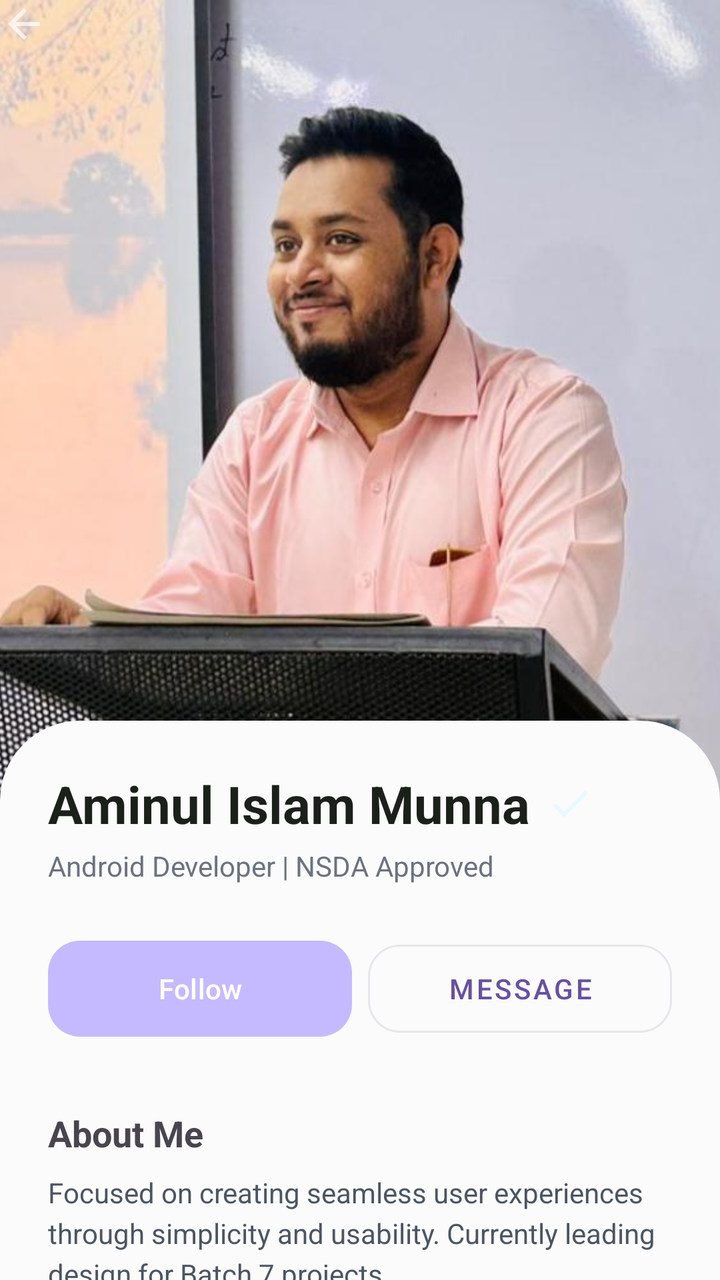
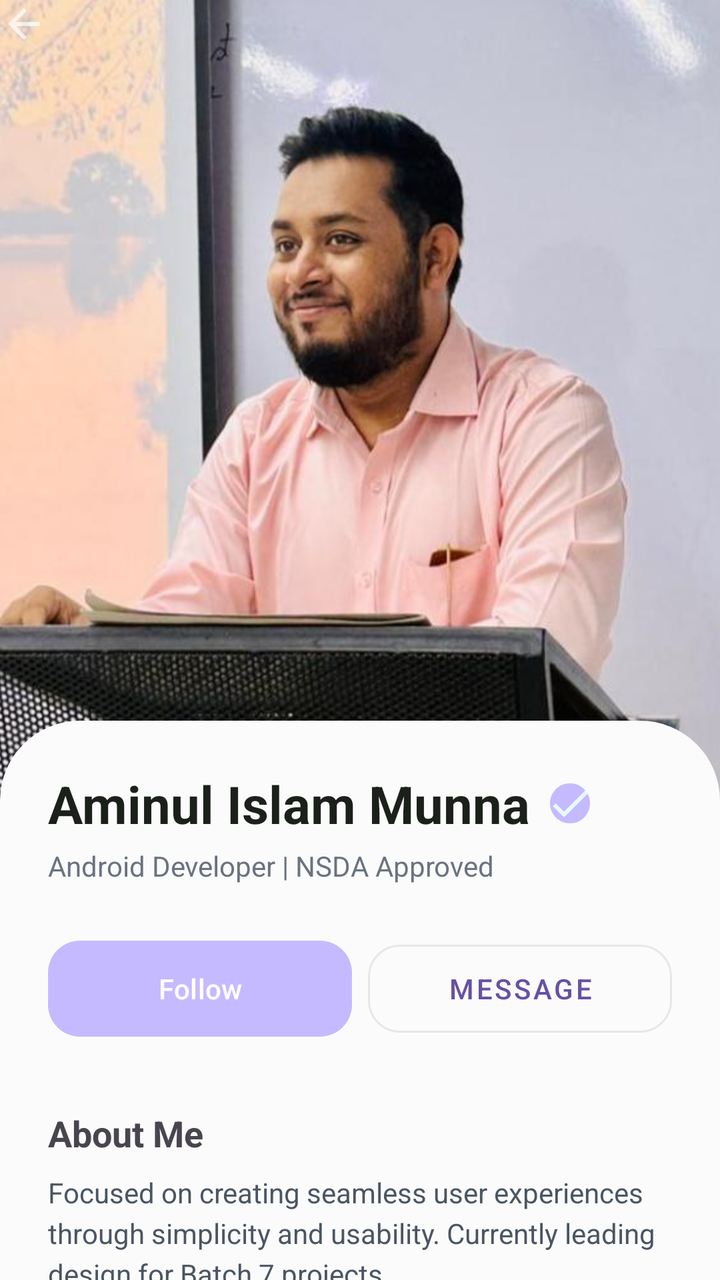

The first picture is an Android layout as it rendered before a commit; the second is the same layout after the commit. The layout source and the unified diff follow.
<!-- AndroidManifest.xml: application theme Theme.UserProfileRegistration -->
<!-- res/layout/activity_single_profile.xml -->
<?xml version="1.0" encoding="utf-8"?>
<androidx.coordinatorlayout.widget.CoordinatorLayout xmlns:android="http://schemas.android.com/apk/res/android"
    xmlns:app="http://schemas.android.com/apk/res-auto"
    android:id="@+id/main"
    android:layout_width="match_parent"
    android:layout_height="match_parent"
    android:background="@color/white">

    <com.google.android.material.appbar.AppBarLayout
        android:layout_width="match_parent"
        android:layout_height="400dp"
        android:theme="@style/ThemeOverlay.MaterialComponents.Dark">

        <com.google.android.material.appbar.CollapsingToolbarLayout
            android:layout_width="match_parent"
            android:layout_height="match_parent"
            app:contentScrim="?attr/colorPrimary"
            app:layout_scrollFlags="scroll|exitUntilCollapsed">

            <ImageView
                android:layout_width="match_parent"
                android:layout_height="match_parent"
                android:scaleType="centerCrop"
                android:src="@drawable/trainer"
                app:layout_collapseMode="parallax" />

            <ImageButton
                android:layout_width="wrap_content"
                android:layout_height="wrap_content"
                android:background="?attr/selectableItemBackgroundBorderless"
                android:src="@drawable/ic_arrow_back" />

        </com.google.android.material.appbar.CollapsingToolbarLayout>
    </com.google.android.material.appbar.AppBarLayout>

    <androidx.core.widget.NestedScrollView
        android:layout_width="match_parent"
        android:layout_height="wrap_content"
        android:layout_marginTop="-40dp"
        android:background="@drawable/bg_details_rounded"
        app:layout_behavior="@string/appbar_scrolling_view_behavior">

        <LinearLayout
            android:layout_width="match_parent"
            android:layout_height="0dp"
            android:orientation="vertical"
            android:padding="24dp">

            <TextView
                android:layout_width="wrap_content"
                android:layout_height="wrap_content"
                android:drawablePadding="8dp"
                android:text="Aminul Islam Munna"
                android:textColor="@color/black"
                android:textSize="26sp"
                android:textStyle="bold"
                app:drawableEndCompat="@drawable/ic_verified_green" />

            <TextView
                android:layout_width="wrap_content"
                android:layout_height="wrap_content"
                android:layout_marginTop="4dp"
                android:text="Android Developer | NSDA Approved"
                android:textColor="#6B7280"
                android:textSize="14sp" />

            <LinearLayout
                android:layout_width="match_parent"
                android:layout_height="wrap_content"
                android:layout_marginTop="24dp"
                android:orientation="horizontal">

                <com.google.android.material.button.MaterialButton
                    android:layout_width="0dp"
                    android:layout_height="56dp"
                    android:layout_marginEnd="8dp"
                    android:layout_weight="1"
                    android:text="Follow"
                    app:backgroundTint="@color/optional2"
                    app:cornerRadius="16dp" />

                <com.google.android.material.button.MaterialButton
                    style="@style/Widget.MaterialComponents.Button.OutlinedButton"
                    android:layout_width="0dp"
                    android:layout_height="56dp"
                    android:layout_weight="1"
                    android:text="Message"
                    app:cornerRadius="16dp"
                    app:strokeColor="#E5E7EB" />
            </LinearLayout>

            <TextView
                android:layout_width="wrap_content"
                android:layout_height="wrap_content"
                android:layout_marginTop="32dp"
                android:text="About Me"
                android:textSize="18sp"
                android:textStyle="bold" />

            <TextView
                android:layout_width="match_parent"
                android:layout_height="wrap_content"
                android:layout_marginTop="8dp"
                android:lineSpacingExtra="4dp"
                android:text="Focused on creating seamless user experiences through simplicity and usability. Currently leading design for Batch 7 projects."
                android:textColor="#4B5563" />

            <com.google.android.material.card.MaterialCardView
                android:layout_width="match_parent"
                android:layout_height="wrap_content"
                android:layout_marginTop="32dp"
                app:cardBackgroundColor="#F9FAFB"
                app:cardCornerRadius="20dp"
                app:cardElevation="2dp">

                <LinearLayout
                    android:layout_width="match_parent"
                    android:layout_height="wrap_content"
                    android:orientation="horizontal"
                    android:padding="20dp">

                    <LinearLayout
                        android:layout_width="0dp"
                        android:layout_height="wrap_content"
                        android:layout_weight="1"
                        android:gravity="center"
                        android:orientation="vertical">

                        <TextView
                            android:layout_width="wrap_content"
                            android:layout_height="wrap_content"
                            android:text="312"
                            android:textSize="18sp"
                            android:textStyle="bold" />

                        <TextView
                            android:layout_width="wrap_content"
                            android:layout_height="wrap_content"
                            android:text="Followers"
                            android:textColor="#9CA3AF"
                            android:textSize="12sp" />
                    </LinearLayout>

                    <View
                        android:layout_width="1dp"
                        android:layout_height="match_parent"
                        android:background="#E5E7EB" />

                    <LinearLayout
                        android:layout_width="0dp"
                        android:layout_height="wrap_content"
                        android:layout_weight="1"
                        android:gravity="center"
                        android:orientation="vertical">

                        <TextView
                            android:layout_width="wrap_content"
                            android:layout_height="wrap_content"
                            android:text="48"
                            android:textSize="18sp"
                            android:textStyle="bold" />

                        <TextView
                            android:layout_width="wrap_content"
                            android:layout_height="wrap_content"
                            android:text="Posts"
                            android:textColor="#9CA3AF"
                            android:textSize="12sp" />
                    </LinearLayout>
                </LinearLayout>
            </com.google.android.material.card.MaterialCardView>

        </LinearLayout>
    </androidx.core.widget.NestedScrollView>

</androidx.coordinatorlayout.widget.CoordinatorLayout>
<!-- resources referenced by this layout -->
<resources>
  <color name="black">#1B211A</color>
  <color name="optional2">#C5BAFF</color>
  <color name="white">#FAF8F1</color>
  <!-- drawable bg_details_rounded (drawable) -->
  <?xml version="1.0" encoding="utf-8"?>
  <shape xmlns:android="http://schemas.android.com/apk/res/android">
      <solid android:color="@color/primary" />
      <corners
          android:topLeftRadius="40dp"
          android:topRightRadius="40dp" />
  </shape>
  <!-- drawable ic_arrow_back (drawable) -->
  <vector xmlns:android="http://schemas.android.com/apk/res/android"
      android:width="24dp"
      android:height="24dp"
      android:viewportWidth="24.0"
      android:viewportHeight="24.0"
      android:tint="?attr/colorControlNormal">
    <path
        android:fillColor="@android:color/white"
        android:pathData="M20,11H7.83l5.59,-5.59L12,4l-8,8 8,8 1.41,-1.41L7.83,13H20v-2z"/>
  </vector>
  <!-- drawable ic_verified_green (drawable) -->
  <?xml version="1.0" encoding="utf-8"?>
  <vector xmlns:android="http://schemas.android.com/apk/res/android"
      android:width="24dp"
      android:height="24dp"
      android:viewportWidth="24"
      android:viewportHeight="24">
      <path
          android:fillColor="@color/primary"
          android:pathData="M12,2C6.48,2 2,6.48 2,12s4.48,10 10,10 10,-4.48 10,-10S17.52,2 12,2z" />
      <path
          android:fillColor="@color/secondary"
          android:pathData="M9,16.17L4.83,12l-1.42,1.41L9,19 21,7l-1.41,-1.41z" />
  </vector>
  <!-- drawable trainer: jpg bitmap (drawable, 43965 bytes) -->
  <style name="Theme.UserProfileRegistration" parent="Base.Theme.UserProfileRegistration" />
  <color name="primary">#FBFBFB</color>
  <color name="secondary">#E8F9FF</color>
  <style name="Base.Theme.UserProfileRegistration" parent="Theme.Material3.DayNight.NoActionBar">
          
          
      </style>
</resources>

<!-- the commit's change to res/layout/activity_single_profile.xml (unified diff, before → after) -->
@@ -18,6 +18,7 @@
             app:layout_scrollFlags="scroll|exitUntilCollapsed">
 
             <ImageView
+                android:id="@+id/profileImage"
                 android:layout_width="match_parent"
                 android:layout_height="match_parent"
                 android:scaleType="centerCrop"
@@ -47,6 +48,7 @@
             android:padding="24dp">
 
             <TextView
+                android:id="@+id/nameTV"
                 android:layout_width="wrap_content"
                 android:layout_height="wrap_content"
                 android:drawablePadding="8dp"
@@ -57,6 +59,7 @@
                 app:drawableEndCompat="@drawable/ic_verified_green" />
 
             <TextView
+                android:id="@+id/professionTV"
                 android:layout_width="wrap_content"
                 android:layout_height="wrap_content"
                 android:layout_marginTop="4dp"
@@ -98,6 +101,7 @@
                 android:textStyle="bold" />
 
             <TextView
+                android:id="@+id/aboutMeTV"
                 android:layout_width="match_parent"
                 android:layout_height="wrap_content"
                 android:layout_marginTop="8dp"
@@ -127,6 +131,7 @@
                         android:orientation="vertical">
 
                         <TextView
+                            android:id="@+id/followersTV"
                             android:layout_width="wrap_content"
                             android:layout_height="wrap_content"
                             android:text="312"
@@ -154,6 +159,7 @@
                         android:orientation="vertical">
 
                         <TextView
+                            android:id="@+id/postsTV"
                             android:layout_width="wrap_content"
                             android:layout_height="wrap_content"
                             android:text="48"
<!-- resource entries referenced after the edit -->
@@ -30,7 +30,7 @@
       android:viewportWidth="24"
       android:viewportHeight="24">
       <path
-          android:fillColor="@color/primary"
+          android:fillColor="@color/optional2"
           android:pathData="M12,2C6.48,2 2,6.48 2,12s4.48,10 10,10 10,-4.48 10,-10S17.52,2 12,2z" />
       <path
           android:fillColor="@color/secondary"
